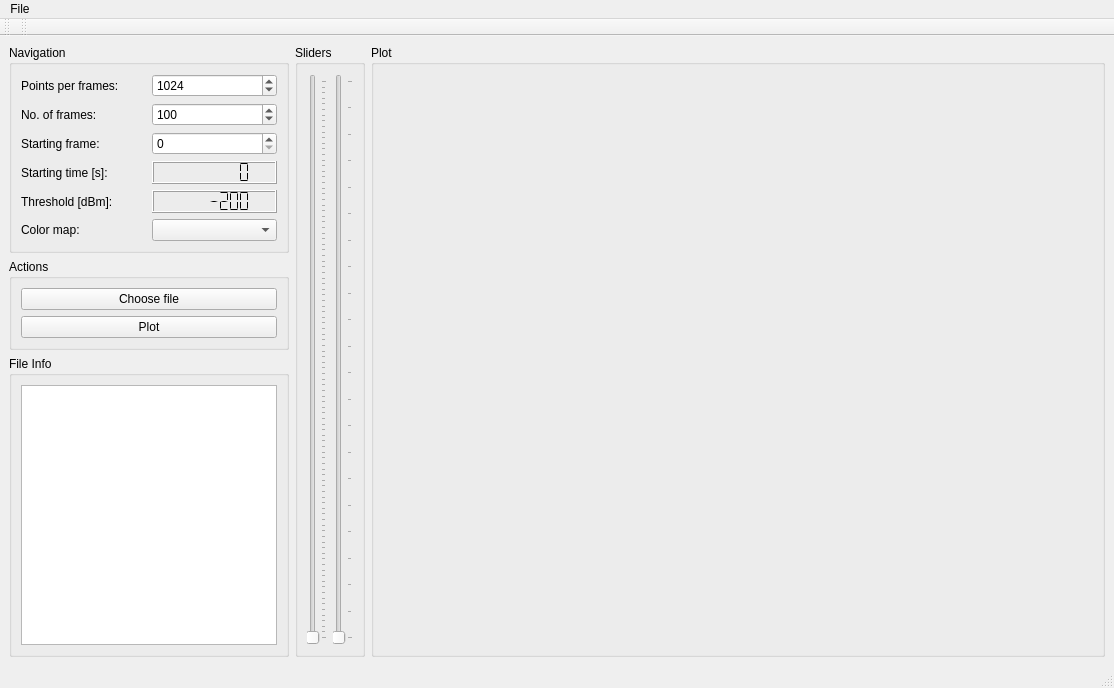
Before: the Qt Designer form mainwindow.ui in xaratustrah/iqtools, drawn with Qt 5.
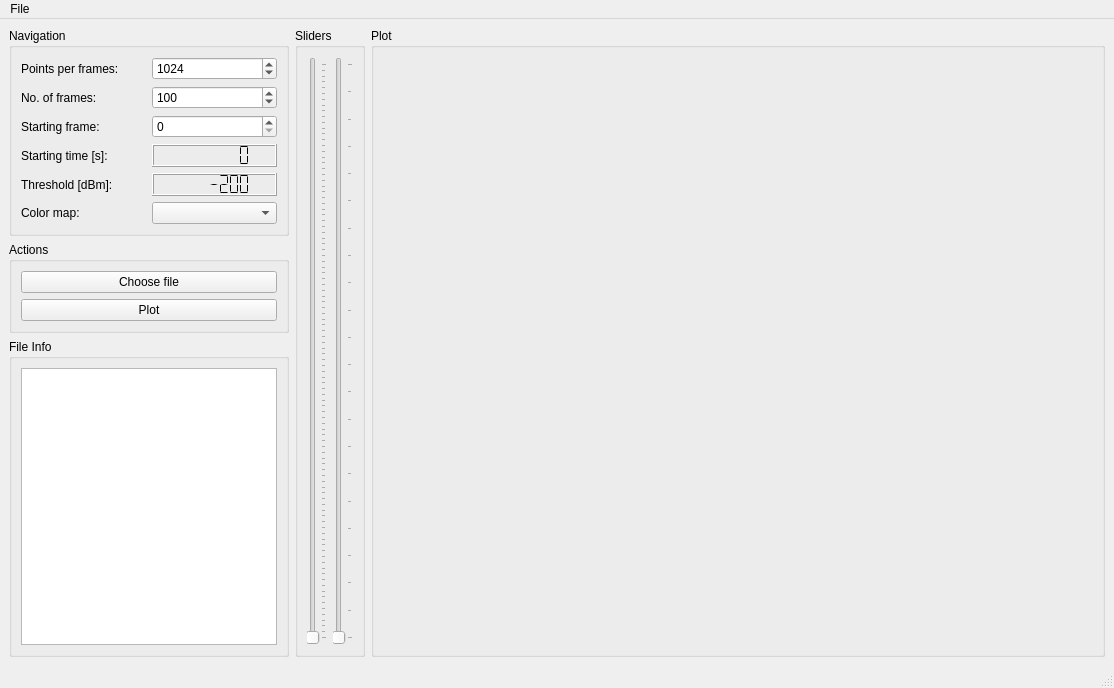
After: the same form once the commit is applied. Custom widgets are drawn as their Qt base class.

Commit message: removed toolbar, started iqt support

The edit to the form file:
```diff
--- a/mainwindow.ui
+++ b/mainwindow.ui
@@ -288,28 +288,6 @@
    <addaction name="menuFile"/>
   </widget>
   <widget class="QStatusBar" name="statusbar"/>
-  <widget class="QToolBar" name="toolBar">
-   <property name="windowTitle">
-    <string>toolBar</string>
-   </property>
-   <attribute name="toolBarArea">
-    <enum>TopToolBarArea</enum>
-   </attribute>
-   <attribute name="toolBarBreak">
-    <bool>false</bool>
-   </attribute>
-  </widget>
-  <widget class="QToolBar" name="toolBar_2">
-   <property name="windowTitle">
-    <string>toolBar_2</string>
-   </property>
-   <attribute name="toolBarArea">
-    <enum>TopToolBarArea</enum>
-   </attribute>
-   <attribute name="toolBarBreak">
-    <bool>false</bool>
-   </attribute>
-  </widget>
   <action name="actionReplot">
    <property name="text">
     <string>Replot</string>
```
The commit also changes 4 other files.
